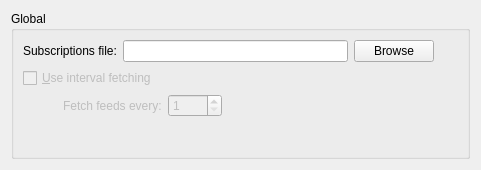
First picture: the form in resources/krsslocal/configdialog.ui, repository KDE/kdepim-runtime, before the edit.
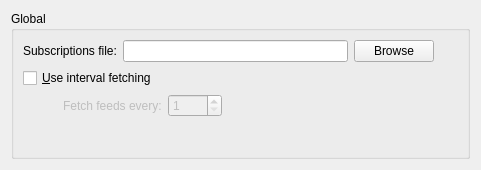
Second picture: the form after the edit. Custom widgets are drawn as their Qt base class.

Commit message: Enabled interval fetching options in config wizard

Diff of the .ui file:
```diff
--- a/resources/krsslocal/configdialog.ui
+++ b/resources/krsslocal/configdialog.ui
@@ -46,9 +46,6 @@
       </item>
       <item>
        <widget class="QCheckBox" name="kcfg_UseIntervalFetch">
-        <property name="enabled">
-         <bool>false</bool>
-        </property>
         <property name="text">
          <string>&amp;Use interval fetching</string>
         </property>
```
The commit also changes 3 other files.
